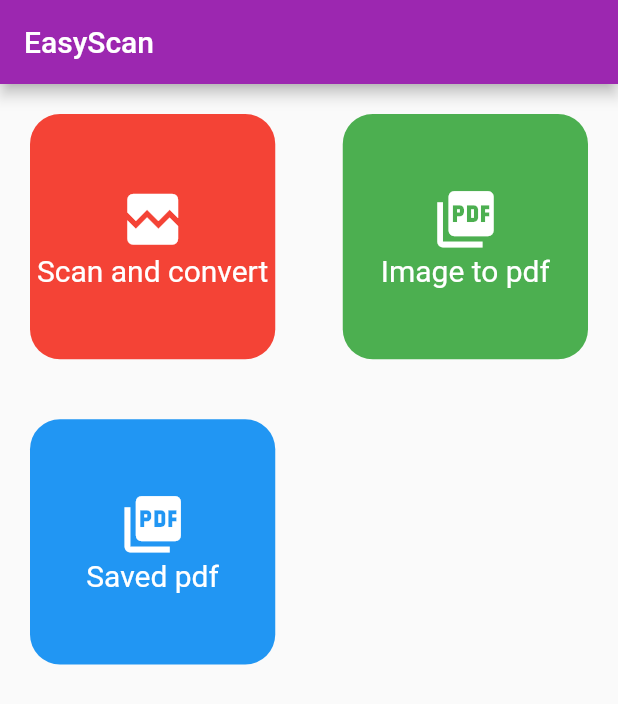
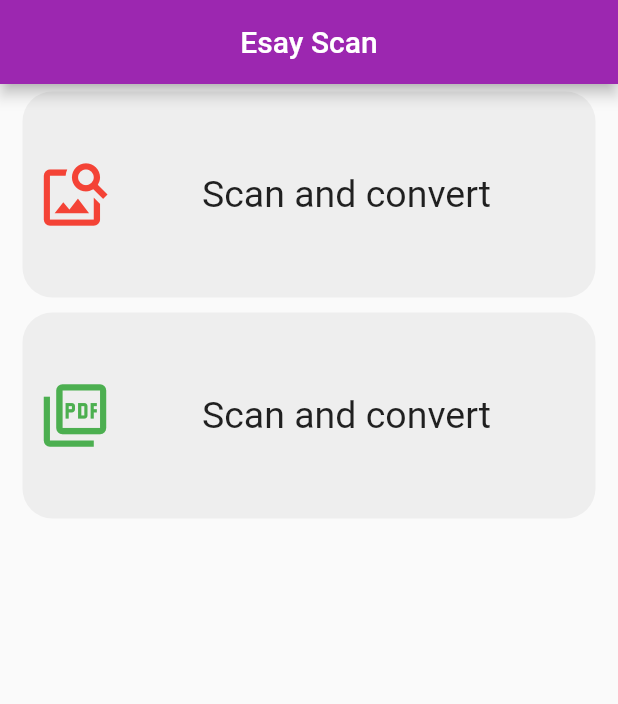
Before and after one commit to askbuddie/easy-scan, a Flutter app: the screen it shows after launch, on a phone screen of 412 x 824 dp. Shown: the top 704 px of the screen. Run offline on Flutter 3.47's test engine with Material 2 defaults, Android fonts, the phone set to English and light mode, and no system bars; our stand-ins replace image_cropper, image_picker, pdf, permission_handler.

Commit message:
ui is bit improvised and some neceesary functionality is added

```diff
--- a/lib/Utils/methods.dart
+++ b/lib/Utils/methods.dart
@@ -5,8 +5,7 @@ import 'package:flutter/material.dart' as material;
 import 'package:image_cropper/image_cropper.dart';
 import 'package:pdf/pdf.dart';
 import 'package:pdf/widgets.dart';
-
-import 'constants.dart';
+import 'package:EasyScan/Utils/constants.dart';
 
 Future cropImage(String imagepath, Function(String) onCrop) async {
   final File croppedFile = await ImageCropper.cropImage(
--- a/lib/main.dart
+++ b/lib/main.dart
@@ -1,6 +1,6 @@
 import 'package:EasyScan/screens/home_screen.dart';
 import 'package:flutter/material.dart';
-import 'Utils/constants.dart';
+import 'package:EasyScan/Utils/constants.dart';
 
 void main() {
   runApp(MyApp());
--- a/lib/screens/home_screen.dart
+++ b/lib/screens/home_screen.dart
@@ -1,11 +1,8 @@
 import 'package:EasyScan/Utils/constants.dart';
-import 'package:EasyScan/Utils/permission_checker.dart';
 import 'package:EasyScan/screens/images_to_pdf.dart';
-import 'package:EasyScan/screens/saved_pdf.dart';
 import 'package:EasyScan/screens/scan_and_convert.dart';
 import 'package:EasyScan/widgets/home_card.dart';
 import 'package:flutter/material.dart';
-import 'package:permission_handler/permission_handler.dart';
 
 class HomeScreen extends StatefulWidget {
   @override
@@ -14,56 +11,54 @@ class HomeScreen extends StatefulWidget {
 
 class _HomeScreenState extends State<HomeScreen> {
   @override
-  void initState() {
-    super.initState();
-    checkPermission();
-  }
-
-  Future<void> checkPermission() async {
-    await permision.checkPermission();
-    if (permision.permissionStatus != PermissionStatus.granted) {
-      await permision.requestPermission();
-    }
-  }
-
-  @override
   Widget build(BuildContext context) {
     return Scaffold(
       appBar: AppBar(
-        title: const Text('EasyScan'),
+        backgroundColor: primaryColor,
+        title: const Text("Esay Scan"),
+        centerTitle: true,
       ),
-      body: GridView.count(
-        crossAxisCount: 2,
-        crossAxisSpacing: 5,
-        children: [
+      body: Column(crossAxisAlignment: CrossAxisAlignment.stretch, children: [
         HomeCard(
           onTap: () => Navigator.push(
               context, MaterialPageRoute(builder: (_) => ScanAndConvert())),
-            iconData: Icons.broken_image,
+          iconData: Icons.image_search,
           color: Colors.red,
           text: 'Scan and convert',
-            textStyle: textStyle.copyWith(
-              fontSize: 20,
-            ),
         ),
         HomeCard(
           onTap: () => Navigator.push(
               context, MaterialPageRoute(builder: (_) => ImageToPdf())),
-            iconData: Icons.picture_as_pdf,
+          iconData: Icons.picture_as_pdf_outlined,
           color: Colors.green,
-            text: 'Image to pdf',
-            textStyle: textStyle.copyWith(fontSize: 20),
+          text: 'Scan and convert',
         ),
-          HomeCard(
-            onTap: () => Navigator.push(
-                context, MaterialPageRoute(builder: (_) => SavedPdfScreen())),
-            iconData: Icons.picture_as_pdf,
-            color: Colors.blue,
-            text: 'Saved pdf',
-            textStyle: textStyle.copyWith(fontSize: 20),
-          ),
-        ],
-      ),
+        // This widget is needed to be implemented for recent projects
+        // Expanded(
+        //     child: Container(
+        //         padding: const EdgeInsets.only(top: 10, left: 10, right: 10),
+        //         margin: const EdgeInsets.only(top: 20),
+        //         decoration: BoxDecoration(
+        //             color: Colors.grey.shade300,
+        //             borderRadius: const BorderRadius.only(
+        //                 topLeft: Radius.circular(50),
+        //                 topRight: Radius.circular(50))),
+        //         child: GridView.builder(
+        //             gridDelegate:
+        //                 const SliverGridDelegateWithFixedCrossAxisCount(
+        //                     crossAxisCount: 2,
+        //                     mainAxisSpacing: 1,
+        //                     crossAxisSpacing: 1),
+        //             itemBuilder: (context, index) {
+        //               return Container(
+        //                   margin: const EdgeInsets.symmetric(horizontal: 10),
+        //                   child: Center(
+        //                     child: Text(
+        //                       index.toString(),
+        //                     ),
+        //                   ));
+        //             })))
+      ]),
     );
   }
 }
--- a/lib/widgets/home_card.dart
+++ b/lib/widgets/home_card.dart
@@ -3,43 +3,38 @@ import 'package:flutter/material.dart';
 class HomeCard extends StatelessWidget {
   final Color color;
   final String text;
-  final TextStyle textStyle;
   final IconData iconData;
   final Function onTap;
   const HomeCard(
-      {Key key,
-      @required this.text,
-      this.color,
-      this.textStyle,
-      this.iconData,
-      this.onTap})
+      {Key key, @required this.text, this.color, this.iconData, this.onTap})
       : super(key: key);
   @override
   Widget build(BuildContext context) {
     return GestureDetector(
       onTap: onTap,
       child: Container(
-        margin: const EdgeInsets.all(20),
+        margin: const EdgeInsets.symmetric(horizontal: 15, vertical: 5),
+        padding: const EdgeInsets.symmetric(horizontal: 10),
         decoration: BoxDecoration(
-          borderRadius: BorderRadius.circular(20),
-          color: color ?? Colors.red.withOpacity(0.6),
-        ),
+            borderRadius: BorderRadius.circular(20), color: Colors.grey[200]),
         alignment: Alignment.center,
-        height: 100,
-        width: 200,
-        child: Column(
-          mainAxisAlignment: MainAxisAlignment.center,
+        height: MediaQuery.of(context).size.height / 6,
+        child: Row(
+          mainAxisAlignment: MainAxisAlignment.spaceEvenly,
           children: [
-            if (iconData != null)
-              Icon(
-                iconData,
-                color: Colors.white,
-                size: 45,
+            Icon(
+              iconData,
+              color: color,
+              size: 50,
+            ),
+            Expanded(
+              child: Text(
+                text,
+                textAlign: TextAlign.center,
+                style: const TextStyle(
+                  fontSize: 25,
+                ),
               ),
-            Text(
-              text,
-              textAlign: TextAlign.center,
-              style: textStyle,
             ),
           ],
         ),
```
Also changed, not shown: lib/screens/images_to_pdf.dart (+35 -13 lines), pubspec.lock. Lines whose indentation alone changed are shown as unchanged.
